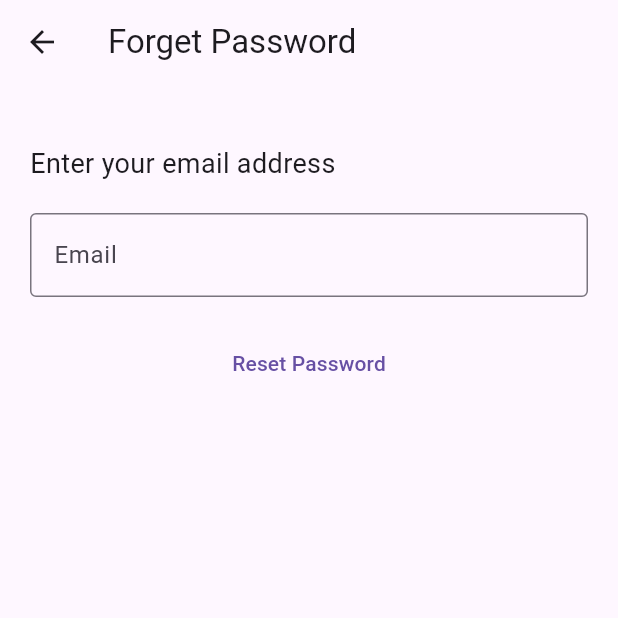
After one commit to borennmorm/app-with-vandad, a Flutter app: the ForgetPasswordView screen opened directly, on a phone screen of 412 x 824 dp, the top half of it. The commit adds this screen. Run offline on Flutter 3.47's test engine with Material 3 defaults, Android fonts, the phone set to English and light mode, and no system bars; our stand-ins replace firebase_auth, firebase_core; accounts and stored records are empty.

Commit message:
Update forget password and clean code

```diff
--- a/analysis_options.yaml
+++ b/analysis_options.yaml
@@ -7,6 +7,12 @@
 
 # The following line activates a set of recommended lints for Flutter apps,
 # packages, and plugins designed to encourage good coding practices.
+analyzer:
+  errors:
+    avoid_print: ignore
+    deprecated_member_use: ignore
+    library_private_types_in_public_api: ignore
+    use_build_context_synchronously: ignore
 include: package:flutter_lints/flutter.yaml
 
 linter:
--- a/lib/main.dart
+++ b/lib/main.dart
@@ -16,7 +16,7 @@ class MyApp extends StatelessWidget {
   Widget build(BuildContext context) {
     return MaterialApp(
       debugShowCheckedModeBanner: false,
-      home: RegisterView(),
+      home: const RegisterView(),
       routes: {
         '/login/': (context) => const LoginView(),
         '/register/': (context) => const RegisterView(),
--- /dev/null
+++ b/lib/views/forget_password.dart
@@ -0,0 +1,140 @@
+import 'package:firebase_auth/firebase_auth.dart';
+import 'package:flutter/material.dart';
+
+// Entry point for the ForgetPasswordView widget
+class ForgetPasswordView extends StatefulWidget {
+  const ForgetPasswordView({super.key});
+
+  @override
+  State<ForgetPasswordView> createState() => _ForgetPasswordViewState();
+}
+
+// State for the ForgetPasswordView widget
+class _ForgetPasswordViewState extends State<ForgetPasswordView> {
+  // FirebaseAuth instance to handle authentication
+  final FirebaseAuth _auth = FirebaseAuth.instance;
+  // TextEditingController to control the email input field
+  late TextEditingController _emailController;
+
+  // Initializes the state
+  @override
+  void initState() {
+    super.initState();
+    _emailController =
+        TextEditingController(); // Initializes the email controller
+  }
+
+  // Disposes of the controller when the widget is destroyed
+  @override
+  void dispose() {
+    _emailController.dispose();
+    super.dispose();
+  }
+
+  // Function to reset the password
+  Future<void> resetPassword(BuildContext context, String email) async {
+    try {
+      // Check if the email exists in the authentication system
+      List<String> signInMethods =
+          await _auth.fetchSignInMethodsForEmail(email);
+      if (signInMethods.isEmpty) {
+        // Show an error if no user is found for that email
+        showErrorSnackbar(context, 'No user found for that email.');
+        return;
+      }
+
+      // Send the password reset email
+      await _auth.sendPasswordResetEmail(email: email);
+      // Show a snackbar confirming that the email was sent
+      ScaffoldMessenger.of(context).showSnackBar(
+        const SnackBar(
+          content: Text('Email sent, Please check your email'),
+        ),
+      );
+    } on FirebaseAuthException catch (e) {
+      // Handle Firebase-specific errors
+      String errorMessage;
+      if (e.code == 'user-not-found') {
+        errorMessage = 'No user found for that email.';
+      } else if (e.code == 'invalid-email') {
+        errorMessage = 'The email address is not valid.';
+      } else {
+        errorMessage = 'An error occurred. Please try again.';
+      }
+      // Show an error snackbar with the appropriate message
+      showErrorSnackbar(context, errorMessage);
+    } catch (e) {
+      // Handle any other errors
+      showErrorSnackbar(context, 'An error occurred. Please try again.');
+    }
+  }
+
+  // Function to show an error snackbar with a message
+  ScaffoldFeatureController<SnackBar, SnackBarClosedReason> showErrorSnackbar(
+    BuildContext context,
+    String text,
+  ) {
+    return ScaffoldMessenger.of(context).showSnackBar(
+      SnackBar(
+        content: Text(text),
+        duration: const Duration(seconds: 3),
+        action: SnackBarAction(
+          label: 'Close',
+          onPressed: () {
+            ScaffoldMessenger.of(context).hideCurrentSnackBar();
+          },
+        ),
+      ),
+    );
+  }
+
+  // Build the UI
+  @override
+  Widget build(BuildContext context) {
+    return Scaffold(
+      appBar: AppBar(
+        title: const Text('Forget Password'),
+      ),
+      body: Padding(
+        padding: const EdgeInsets.all(20.0),
+        child: Column(
+          crossAxisAlignment: CrossAxisAlignment.stretch,
+          children: [
+            const SizedBox(height: 20),
+            const Text(
+              'Enter your email address ',
+              style: TextStyle(fontSize: 18),
+            ),
+            const SizedBox(height: 20),
+            // TextField for the user to enter their email address
+            TextField(
+              controller: _emailController,
+              decoration: const InputDecoration(
+                border: OutlineInputBorder(),
+                labelText: 'Email',
+              ),
+            ),
+            const SizedBox(height: 20),
+            // Button to trigger the password reset
+            SizedBox(
+                width: double.infinity,
+                child: TextButton(
+                  onPressed: () {
+                    final email = _emailController.text
+                        .trim(); // Get and trim the email input
+                    if (email.isNotEmpty) {
+                      resetPassword(
+                          context, email); // Attempt to reset the password
+                    } else {
+                      showErrorSnackbar(context,
+                          'Please enter an email address.'); // Show error if email is empty
+                    }
+                  },
+                  child: const Text("Reset Password"),
+                )),
+          ],
+        ),
+      ),
+    );
+  }
+}
```
Also changed, not shown: lib/views/home.dart (+2 -5 lines), lib/views/login.dart (+32 -12 lines), lib/views/note_view.dart (added, +68 -0 lines), lib/views/register.dart (+1 -8 lines), pubspec.lock.
